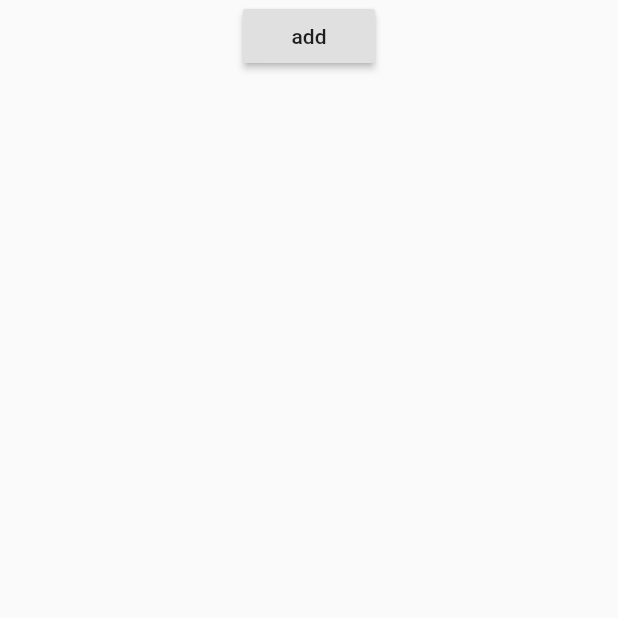
After one commit to pinkikki/returning_home, a Flutter app: the Crud screen opened directly, after a tap on "add", on a phone screen of 412 x 824 dp, the top half of it. The commit adds this screen. Run offline on Flutter 3.47's test engine with Material 2 defaults, Android fonts, the phone set to English and light mode, and no system bars; our stand-ins replace cloud_firestore, firebase_analytics, firebase_core, geolocator, google_maps_flutter; missing offline and left inert: geoflutterfire; accounts and stored records are empty.

Commit message:
add position tracing

```diff
--- /dev/null
+++ b/lib/crud.dart
@@ -0,0 +1,54 @@
+import 'package:cloud_firestore/cloud_firestore.dart';
+import 'package:flutter/material.dart';
+import 'package:geoflutterfire/geoflutterfire.dart';
+
+class Crud extends StatefulWidget {
+  @override
+  State<StatefulWidget> createState() => _CrudState();
+}
+
+class _CrudState extends State<Crud> {
+  @override
+  Widget build(BuildContext context) {
+    Query query = FirebaseFirestore.instance.collection('locations');
+    query = query.where('userId', isEqualTo: 'pokuri');
+    return Scaffold(
+      body: Column(
+        children: <Widget>[
+          RaisedButton(
+            child: Text('add'),
+            onPressed: () async {
+              final firestore = FirebaseFirestore.instance;
+              final geo = Geoflutterfire();
+              final point =
+                  geo.point(latitude: 35.658034, longitude: 139.701636);
+              await firestore
+                  .collection('locations')
+                  .add({'position': point.data, 'userId': 'pinkikki'});
+            },
+          ),
+          StreamBuilder(
+            stream: query.snapshots(),
+            builder: (context, snapshot) {
+              if (snapshot.hasError)
+                return new Text('Error: ${snapshot.error}');
+              switch (snapshot.connectionState) {
+                case ConnectionState.waiting:
+                  return new Text('Loading...');
+                default:
+                  QuerySnapshot querySnapshot = snapshot.data;
+                  return Expanded(
+                    child: ListView.builder(
+                      itemCount: querySnapshot.size,
+                      itemBuilder: (context, index) =>
+                          Text(querySnapshot.docs[index].data()['userId']),
+                    ),
+                  );
+              }
+            },
+          )
+        ],
+      ),
+    );
+  }
+}
--- a/lib/main.dart
+++ b/lib/main.dart
@@ -8,6 +8,7 @@ import 'package:firebase_core/firebase_core.dart';
 import 'package:flutter/material.dart';
 import 'package:firebase_analytics/firebase_analytics.dart';
 import 'package:firebase_analytics/observer.dart';
+import 'package:returning_home/crud.dart';
 import 'package:returning_home/map.dart';
 
 import 'tabs_page.dart';
--- a/lib/map.dart
+++ b/lib/map.dart
@@ -1,6 +1,8 @@
 import 'dart:async';
 
+import 'package:cloud_firestore/cloud_firestore.dart';
 import 'package:flutter/material.dart';
+import 'package:geoflutterfire/geoflutterfire.dart';
 import 'package:geolocator/geolocator.dart';
 import 'package:google_maps_flutter/google_maps_flutter.dart';
 
@@ -10,35 +12,77 @@ class Map extends StatefulWidget {
 }
 
 class MapState extends State<Map> {
-  Completer<GoogleMapController> _controller = Completer();
+  GoogleMapController _controller;
   CameraPosition _cameraPosition = CameraPosition(
     target: LatLng(0, 0),
     zoom: 1,
   );
 
   bool isLoading = true;
+  Position _pokuriPosition;
 
   @override
   void initState() {
     super.initState();
     _initialPosition();
+    Stream.periodic(Duration(seconds: 10)).listen(
+      (event) async {
+        final position =
+            await getCurrentPosition(desiredAccuracy: LocationAccuracy.high);
+        final geo = Geoflutterfire();
+        final point = geo.point(
+            latitude: position.latitude, longitude: position.longitude);
+        await FirebaseFirestore.instance
+            .collection('locations')
+            .doc('1')
+            .update({'position': point.data, 'userId': 'pinkikki'});
+      },
+    );
   }
 
   void _initialPosition() async {
-    Position position =
-        await getCurrentPosition(desiredAccuracy: LocationAccuracy.high);
+    Query query = FirebaseFirestore.instance
+        .collection('locations')
+        .where('userId', isEqualTo: 'pokuri');
+    query.snapshots().listen(
+      (event) async {
+        final position = event.docs[0].data()['position'];
+        final currentPosition =
+            await getCurrentPosition(desiredAccuracy: LocationAccuracy.high);
+        if (isLoading) {
+          _cameraPosition = CameraPosition(
+            target: LatLng(
+                (currentPosition.latitude + position['geopoint'].latitude) / 2,
+                (currentPosition.longitude + position['geopoint'].longitude) /
+                    2),
+            zoom: 10,
+          );
+        } else {
+          _controller.animateCamera(
+            CameraUpdate.newCameraPosition(
+              CameraPosition(
+                target: LatLng(
+                    (currentPosition.latitude + position['geopoint'].latitude) /
+                        2,
+                    (currentPosition.longitude +
+                            position['geopoint'].longitude) /
+                        2),
+                zoom: 10.0,
+              ),
+            ),
+          );
+        }
+        setState(
+          () {
+            _pokuriPosition = Position(
+                latitude: position['geopoint'].latitude,
+                longitude: position['geopoint'].longitude);
 
-    // TODO 相手の位置情報を取得する。とりあえず、渋谷にする。
-    LatLng shibuyaPosition = LatLng(35.658034, 139.701636);
-
-    setState(() {
-      _cameraPosition = CameraPosition(
-        target: LatLng((position.latitude + shibuyaPosition.latitude) / 2,
-            (position.longitude + shibuyaPosition.longitude) / 2),
-        zoom: 10,
-      );
-      isLoading = false;
-    });
+            isLoading = false;
+          },
+        );
+      },
+    );
   }
 
   @override
@@ -55,8 +99,16 @@ class MapState extends State<Map> {
               compassEnabled: true,
               zoomControlsEnabled: true,
               onMapCreated: (GoogleMapController controller) {
-                _controller.complete(controller);
+                _controller = controller;
               },
+              markers: Set()
+                ..add(
+                  Marker(
+                    markerId: MarkerId('1'),
+                    position: LatLng(
+                        _pokuriPosition.latitude, _pokuriPosition.longitude),
+                  ),
+                ),
             ),
     );
   }
--- a/pubspec.yaml
+++ b/pubspec.yaml
@@ -10,9 +10,12 @@ dependencies:
     sdk: flutter
   firebase_core:
   firebase_analytics:
+  cloud_firestore:
+  geoflutterfire:
   google_maps_flutter:
   geolocator:
-  cupertino_icons: ^0.1.3
+  rxdart:
+  cupertino_icons:
 
 dev_dependencies:
   flutter_test:
```
Also changed, not shown: pubspec.lock, 1 other file.
